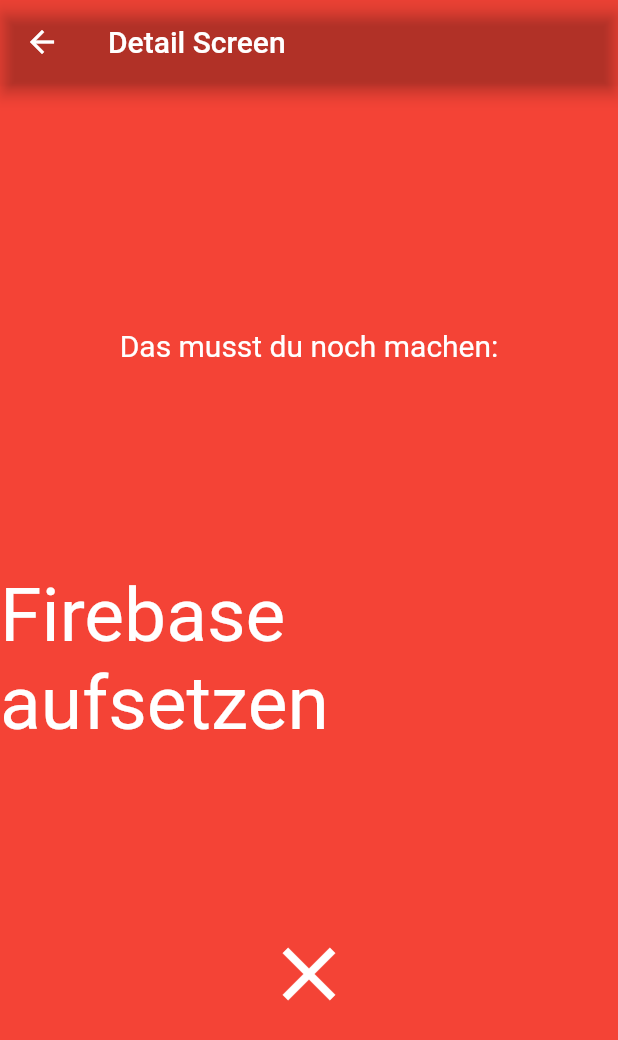
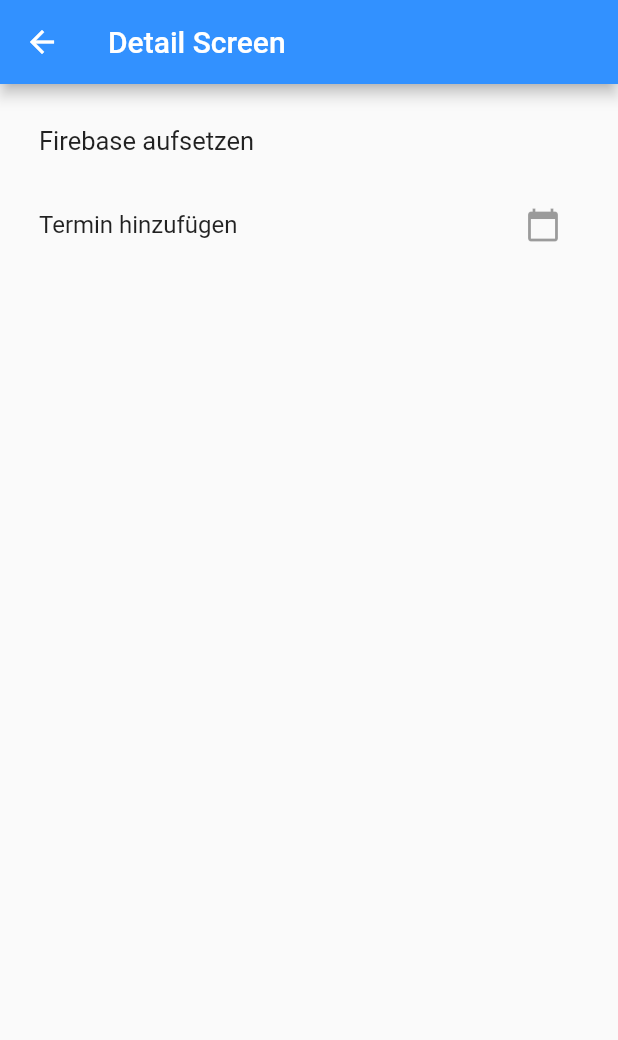
Before and after one commit to LarsBuecker/FlutterToDo, a Flutter app: the screen it shows after launch, after a tap on the "delete outline" icon, after a tap on "Firebase aufsetzen", on a phone screen of 412 x 824 dp. Shown: the top 1040 px of the screen. Run offline on Flutter 3.47's test engine with Material 2 defaults, Android fonts, the phone set to English and light mode, and no system bars.

Commit message:
Firebase Setup

```diff
--- a/todo/lib/detail_screen.dart
+++ b/todo/lib/detail_screen.dart
@@ -8,43 +8,32 @@ class DetailScreen extends StatelessWidget {
   @override
   Widget build(BuildContext context) {
     return Scaffold(
-      backgroundColor: done ? Colors.green : Colors.red,
         appBar: AppBar(
           title: Text('Detail Screen'),
-        backgroundColor: Colors.transparent,
+          backgroundColor: Color.fromRGBO(50, 145, 255, 100),
         ),
         body: Padding(
-        padding: EdgeInsets.symmetric(vertical: 70),
+          padding: EdgeInsets.all(10),
           child: Column(
-          mainAxisAlignment: MainAxisAlignment.spaceAround,
-          children: <Widget>[
-            Expanded(
-                child: Container(
-                    padding: EdgeInsets.all(20),
-                    alignment: Alignment.center,
-                    child: Text(
-                      done
-                          ? 'Das hast du schon erledigt:'
-                          : 'Das musst du noch machen:',
-                      style: TextStyle(fontSize: 20, color: Colors.white),
-                      textAlign: TextAlign.center,
-                    ))),
-            Expanded(
-                child: Container(
-                    alignment: Alignment.center,
-                    child: Text(title,
-                        style: TextStyle(fontSize: 50, color: Colors.white)))),
-            Expanded(
-              child: IconButton(
-                iconSize: 60,
-                onPressed: () => Navigator.pop(context),
-                icon:
-                    Icon(done ? Icons.check : Icons.close, color: Colors.white),
+            children: [
+              ListTile(
+                title: Text(
+                  title,
+                  style: TextStyle(
+                    fontSize: 17.0,
+                    decoration:
+                        done ? TextDecoration.lineThrough : TextDecoration.none,
                   ),
                 ),
+              ),
+              ListTile(
+                title: Text('Termin hinzufügen'),
+                trailing: IconButton(
+                  icon: Icon(Icons.calendar_today),
+                ),
+              )
             ],
           ),
-      ),
-    );
+        ));
   }
 }
--- a/todo/lib/main.dart
+++ b/todo/lib/main.dart
@@ -12,12 +12,7 @@ class ToDo extends StatefulWidget {
 }
 
 class _ToDoState extends State<ToDo> {
-  Map<String, bool> todos = {
-    'ToDo1': false,
-    'ToDo2': false,
-    'ToDo3': false,
-    'ToDo4': false,
-  };
+  Map<String, bool> todos = {};
 
   void addToDo(String todo) {
     setState(() {
@@ -75,7 +70,7 @@ class _ToDoState extends State<ToDo> {
     Future<Map<String, bool>> dataFuture =
         Future.delayed(Duration(seconds: 2), () {
       return {
-        'Async lernen': true,
+        'Async implementieren': true,
         'Firebase aufsetzen': false,
         'Datenbank anbindung': false
       };
--- a/todo/pubspec.yaml
+++ b/todo/pubspec.yaml
@@ -23,6 +23,8 @@ environment:
 dependencies:
   flutter:
     sdk: flutter
+  cloud_firestore: 0.14.0+2
+  firebase_auth: 0.18.0+1
 
 
   # The following adds the Cupertino Icons font to your application.
```
Also changed, not shown: todo/pubspec.lock, 3 other files. Lines whose indentation alone changed are shown as unchanged.
